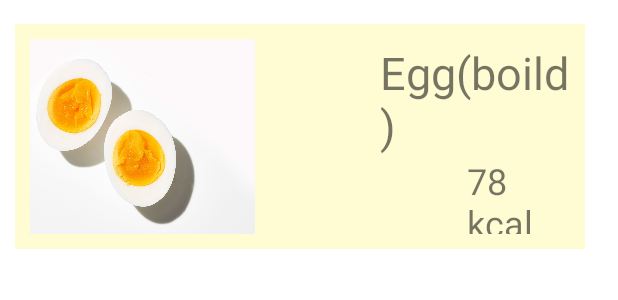
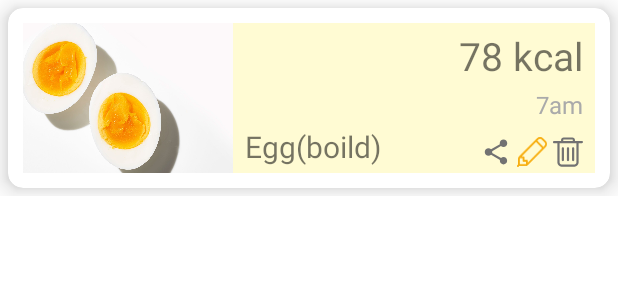
Before and after one commit to zacaugustzac/AutoCalorieTracker, an Android app: the layout historyitem.xml on its own in the app's theme, with its tools: preview values and no code run, on a phone screen of 412 x 824 dp. Shown: the top 300 px of the screen. Run offline under Robolectric (Android 15) with nearby library versions, the light colour scheme and no system bars; Roboto replaces fonts that are not available here.

Commit message:
Build up the historyPage

```diff
--- a/app/src/main/res/layout/historyitem.xml
+++ b/app/src/main/res/layout/historyitem.xml
@@ -1,100 +1,120 @@
 <?xml version="1.0" encoding="utf-8"?>
-<RelativeLayout
+<LinearLayout
     xmlns:android="http://schemas.android.com/apk/res/android"
     xmlns:app="http://schemas.android.com/apk/res-auto"
+    xmlns:tools="http://schemas.android.com/tools"
     android:layout_width="match_parent"
-    android:layout_height="match_parent">
+    android:orientation="vertical"
+    android:layout_height="wrap_content">
 
-    <RelativeLayout
 
-        android:layout_width="380dp"
-        android:layout_height="150dp"
-        android:layout_marginLeft="10dp"
-        android:layout_marginRight="10dp"
-        android:layout_marginTop="16dp"
-        android:padding="10dp"
+    <androidx.cardview.widget.CardView
+        android:layout_width="match_parent"
+        android:layout_height="120dp"
+        app:cardElevation="10dp"
+        app:cardCornerRadius="10dp"
+        android:layout_margin="5dp"
+        app:contentPadding="10dp">
+
+        <androidx.constraintlayout.widget.ConstraintLayout
+            android:layout_width="match_parent"
+            android:layout_height="match_parent"
             android:background="@color/background">
 
             <ImageView
                 android:id="@+id/img"
-            android:layout_width="150dp"
+                android:layout_width="140dp"
                 android:layout_height="130dp"
+                android:layout_marginTop="10dp"
+                android:layout_marginBottom="10dp"
                 android:scaleType="centerCrop"
-            android:src="@drawable/egg" />
+                android:src="@drawable/egg"
+                app:layout_constraintBottom_toBottomOf="parent"
+                app:layout_constraintStart_toStartOf="parent"
+                app:layout_constraintTop_toTopOf="parent" />
+
 
             <TextView
-            android:id="@+id/text2"
+                android:id="@+id/catalogue"
                 android:layout_width="wrap_content"
                 android:layout_height="wrap_content"
                 android:layout_alignParentTop="true"
-            android:layout_marginLeft="83dp"
-            android:layout_marginTop="2dp"
+                android:layout_marginStart="8dp"
+                android:layout_marginBottom="4dp"
                 android:layout_toRightOf="@+id/img"
                 android:fontFamily="@font/archivo_narrow_bold"
                 android:text="Egg(boild)"
-            android:textSize="30sp" />
+                android:textSize="20sp"
+                app:layout_constraintBottom_toBottomOf="parent"
+                app:layout_constraintStart_toEndOf="@+id/img" />
 
             <TextView
-            android:id="@+id/textView16"
+                android:id="@+id/kcal"
                 android:layout_width="wrap_content"
                 android:layout_height="wrap_content"
-            android:layout_below="@+id/text2"
-            android:layout_marginStart="141dp"
-            android:layout_marginLeft="141dp"
-            android:layout_marginTop="0dp"
+                android:layout_below="@+id/catalogue"
+                android:layout_marginTop="4dp"
+                android:layout_marginEnd="8dp"
                 android:layout_toEndOf="@+id/img"
                 android:layout_toRightOf="@+id/img"
                 android:fontFamily="@font/archivo_narrow_bold"
                 android:text="78 kcal"
-            android:textSize="24sp" />
+                android:textSize="26sp"
+                app:layout_constraintEnd_toEndOf="parent"
+                app:layout_constraintTop_toTopOf="parent" />
 
             <TextView
-            android:id="@+id/textView17"
+                android:id="@+id/timestamp"
                 android:layout_width="wrap_content"
                 android:layout_height="wrap_content"
-            android:layout_below="@+id/textView16"
+                android:layout_below="@+id/kcal"
                 android:layout_alignParentEnd="false"
-            android:layout_marginStart="178dp"
-            android:layout_marginLeft="178dp"
-            android:layout_marginTop="1dp"
-            android:layout_marginEnd="-2dp"
+                android:layout_marginTop="4dp"
+                android:layout_marginEnd="8dp"
                 android:layout_toEndOf="@+id/img"
                 android:layout_toRightOf="@+id/img"
                 android:fontFamily="@font/archivo_narrow_bold"
                 android:text="7am"
                 android:textColor="@android:color/darker_gray"
-            android:textSize="18dp" />
+                android:textSize="16dp"
+                app:layout_constraintEnd_toEndOf="parent"
+                app:layout_constraintTop_toBottomOf="@+id/kcal" />
 
             <ImageView
                 android:id="@+id/imageView2"
-            android:layout_width="25dp"
-            android:layout_height="25dp"
-            android:layout_below="@+id/textView17"
+                android:layout_width="20dp"
+                android:layout_height="20dp"
                 android:layout_alignParentEnd="true"
-            android:layout_marginTop="7dp"
-            android:layout_marginEnd="5dp"
+                android:layout_marginEnd="8dp"
+                android:layout_marginBottom="4dp"
+                app:layout_constraintBottom_toBottomOf="parent"
+                app:layout_constraintEnd_toEndOf="parent"
                 app:srcCompat="@drawable/delete" />
 
             <ImageView
                 android:id="@+id/imageView3"
-            android:layout_width="25dp"
-            android:layout_height="25dp"
-            android:layout_below="@+id/textView17"
-            android:layout_marginTop="7dp"
-            android:layout_marginEnd="10dp"
+                android:layout_width="20dp"
+                android:layout_height="20dp"
+                android:layout_marginEnd="4dp"
+                android:layout_marginBottom="4dp"
                 android:layout_toStartOf="@+id/imageView4"
+                app:layout_constraintBottom_toBottomOf="parent"
+                app:layout_constraintEnd_toStartOf="@+id/imageView4"
                 app:srcCompat="@drawable/share_icon" />
 
             <ImageView
                 android:id="@+id/imageView4"
-            android:layout_width="25dp"
-            android:layout_height="25dp"
-            android:layout_below="@+id/textView17"
-            android:layout_marginTop="7dp"
-            android:layout_marginEnd="11dp"
+                android:layout_width="20dp"
+                android:layout_height="20dp"
+                android:layout_marginEnd="4dp"
+                android:layout_marginBottom="4dp"
                 android:layout_toStartOf="@+id/imageView2"
+                app:layout_constraintBottom_toBottomOf="parent"
+                app:layout_constraintEnd_toStartOf="@+id/imageView2"
                 app:srcCompat="@drawable/edit" />
 
-    </RelativeLayout>
 
-</RelativeLayout>
+        </androidx.constraintlayout.widget.ConstraintLayout>
+    </androidx.cardview.widget.CardView>
+
+</LinearLayout>
```
Also changed, not shown: app/src/main/java/iss/edu/sg/autocalorietracker/Adapter.java (added, +75 -0 lines), app/src/main/java/iss/edu/sg/autocalorietracker/ImageAdapter.java (deleted, +0 -55 lines). Lines whose indentation alone changed are shown as unchanged.
